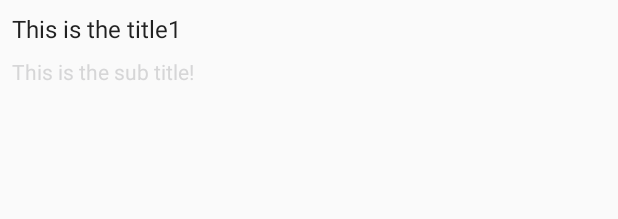
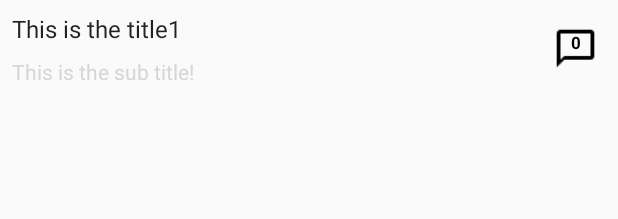
Before and after one commit to longkai/Musseta, an Android app: the layout layout_hacker_news_item.xml on its own in the app's theme, with its tools: preview values and no code run, on a phone screen of 412 x 824 dp. Shown: the top 219 px of the screen. Run offline under Robolectric (Android 15) with nearby library versions, the phone set to English and light mode, and no system bars.

Commit message:
Add reply counting widget :100:

```diff
--- a/app/build.gradle
+++ b/app/build.gradle
@@ -67,7 +67,7 @@ android {
   }
 
   lintOptions {
-//    abortOnError false
+    abortOnError false
     disable 'InvalidPackage'
   }
 
--- /dev/null
+++ b/app/src/main/java/yuejia/liu/musseta/components/hacker/ReplyCountingView.java
@@ -0,0 +1,94 @@
+package yuejia.liu.musseta.components.hacker;
+
+import android.content.Context;
+import android.graphics.Canvas;
+import android.graphics.Paint;
+import android.graphics.Rect;
+import android.graphics.Typeface;
+import android.graphics.drawable.Drawable;
+import android.support.v4.content.ContextCompat;
+import android.support.v4.graphics.drawable.DrawableCompat;
+import android.util.AttributeSet;
+import android.util.TypedValue;
+import android.view.View;
+
+import yuejia.liu.musseta.R;
+
+/**
+ * Show a counting in the replay outline.
+ */
+public class ReplyCountingView extends View {
+  // the default outline a little smaller than the large counting number, so...
+  private static final float SCALE_FACTOR = 1.25f;
+
+  private int      counting;
+  private Paint    paint;
+  private Rect     rect;
+  private Drawable replayOutline;
+
+  public ReplyCountingView(Context context) {
+    this(context, null);
+  }
+
+  public ReplyCountingView(Context context, AttributeSet attrs) {
+    super(context, attrs);
+    bootstrap(context, attrs, 0, 0);
+  }
+
+  private void bootstrap(Context context, AttributeSet attrs, int defStyleAttr, int defStyleRes) {
+    replayOutline = ContextCompat.getDrawable(context, R.mipmap.ic_chat_bubble_outline_black_24dp);
+    replayOutline = DrawableCompat.wrap(replayOutline);
+    DrawableCompat.setTint(replayOutline, ContextCompat.getColor(context, R.color.material_grey_400));
+
+    paint = new Paint(Paint.ANTI_ALIAS_FLAG);
+    paint.setTypeface(Typeface.DEFAULT_BOLD);
+    paint.setTextSize(TypedValue.applyDimension(TypedValue.COMPLEX_UNIT_SP, 11, getResources().getDisplayMetrics()));
+    paint.setColor(ContextCompat.getColor(context, R.color.material_grey_400));
+
+    rect = new Rect();
+  }
+
+  @Override protected void onMeasure(int widthMeasureSpec, int heightMeasureSpec) {
+    setMeasuredDimension(replayOutline.getIntrinsicWidth() + getPaddingLeft() + getPaddingRight(),
+        replayOutline.getIntrinsicHeight() + getPaddingTop() + getPaddingBottom());
+  }
+
+  @Override protected void onDraw(Canvas canvas) {
+    super.onDraw(canvas);
+    canvas.save();
+
+    int replayOutlineIntrinsicWidth = (int) (replayOutline.getIntrinsicWidth() * SCALE_FACTOR);
+    int replayOutlineIntrinsicHeight = (int) (replayOutline.getIntrinsicHeight() * SCALE_FACTOR);
+
+    int left = (getWidth() - replayOutlineIntrinsicWidth) >> 1;
+    int top = (getHeight() - replayOutlineIntrinsicHeight) >> 1;
+    replayOutline.setBounds(left, top, left + replayOutlineIntrinsicWidth, top + replayOutlineIntrinsicHeight);
+    replayOutline.draw(canvas);
+
+    String text = String.valueOf(counting);
+    paint.getTextBounds(text, 0, text.length(), rect);
+
+    int x = (getWidth() - rect.width()) >> 1;
+    int y = (getHeight() - rect.height()) >> 1;
+
+    // assume the array take up 18% of the outline...
+    canvas.drawText(text, 0, text.length(), x, getTextYBaseLine(paint, rect) + y - replayOutlineIntrinsicHeight * .18f, paint);
+
+    canvas.restore();
+  }
+
+  public int getCounting() {
+    return counting;
+  }
+
+  public void setCounting(int counting) {
+    if (this.counting != counting) {
+      this.counting = counting;
+      invalidate();
+    }
+  }
+
+  static float getTextYBaseLine(Paint paint, Rect rect) {
+    return ((paint.descent() - paint.ascent()) - (rect.bottom - rect.top)) / 2 - rect.top;
+  }
+}
--- a/app/src/main/res/layout/layout_hacker_news_item.xml
+++ b/app/src/main/res/layout/layout_hacker_news_item.xml
@@ -1,16 +1,27 @@
 <?xml version="1.0" encoding="utf-8"?>
-<LinearLayout
+<RelativeLayout
     xmlns:android="http://schemas.android.com/apk/res/android"
     xmlns:tools="http://schemas.android.com/tools"
-    android:id="@+id/rootView"
+    android:id="@+id/root_view"
     android:orientation="vertical"
     android:background="?attr/selectableItemBackground"
     android:padding="8dp"
     android:layout_width="match_parent"
     android:layout_height="wrap_content">
 
+  <yuejia.liu.musseta.components.hacker.ReplyCountingView
+      android:id="@+id/reply_counting"
+      android:background="?attr/selectableItemBackgroundBorderless"
+      android:padding="8dp"
+      android:layout_alignParentRight="true"
+      android:layout_centerVertical="true"
+      android:layout_width="wrap_content"
+      android:layout_height="wrap_content" />
+
   <TextView
       android:id="@android:id/title"
+      android:layout_toLeftOf="@id/reply_counting"
+      android:layout_marginRight="8dp"
       android:textAppearance="?attr/textAppearanceListItem"
       tools:text="This is the title1"
       android:layout_width="match_parent"
@@ -19,8 +30,9 @@
   <TextView
       android:id="@android:id/text1"
       android:layout_marginTop="8dp"
+      android:layout_below="@android:id/title"
       android:textColor="@color/material_grey_700"
       tools:text="This is the sub title!"
       android:layout_width="match_parent"
       android:layout_height="wrap_content" />
-</LinearLayout>
+</RelativeLayout>
```
Also changed, not shown: app/src/main/java/yuejia/liu/musseta/components/hacker/HackerNewsActivity.java (+19 -7 lines), app/src/main/java/yuejia/liu/musseta/components/hacker/Item.java (+10 -0 lines), app/src/main/res/mipmap-hdpi/ic_chat_bubble_outline_black_24dp.png (added), app/src/main/res/mipmap-mdpi/ic_chat_bubble_outline_black_24dp.png (added), app/src/main/res/mipmap-xhdpi/ic_chat_bubble_outline_black_24dp.png (added), app/src/main/res/mipmap-xxhdpi/ic_chat_bubble_outline_black_24dp.png (added), app/src/main/res/mipmap-xxxhdpi/ic_chat_bubble_outline_black_24dp.png (added), 1 other file.
